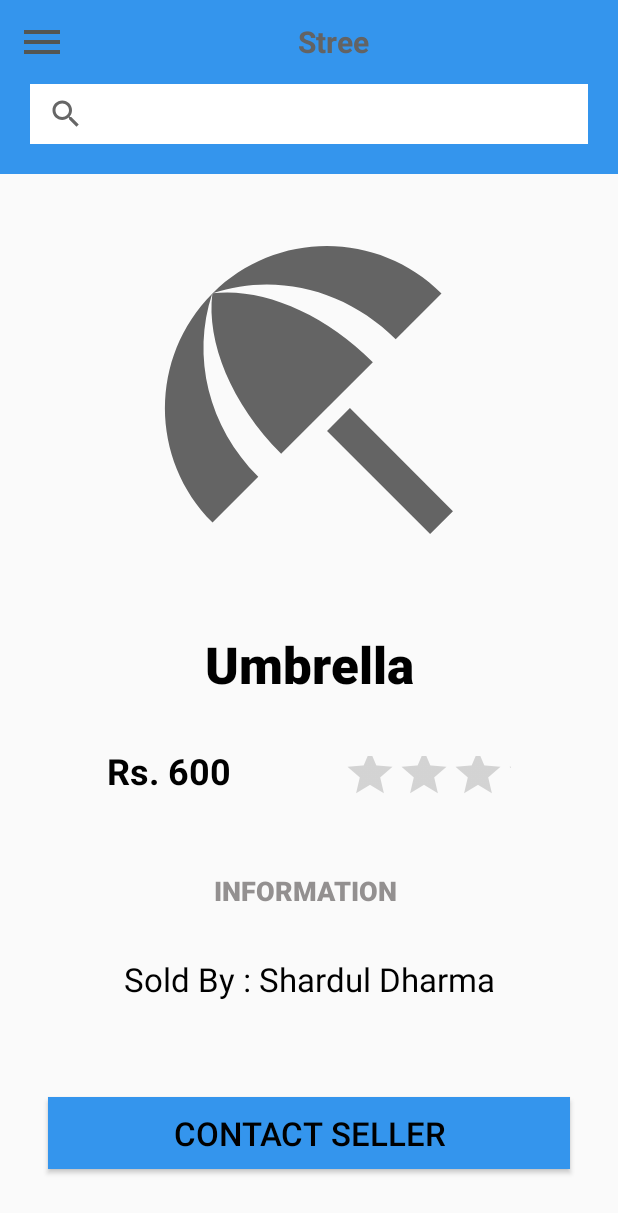
After one commit to shantanuhallur/mini-proj, an Android app: the productDetails screen opened directly, with no data from a screen before it, on a phone screen of 412 x 824 dp. The commit adds this screen. Shown: the top 1213 px of the screen. Run offline under Robolectric (Android 15) with nearby library versions, the phone set to English and light mode, and no system bars.

Commit message:
Product Details

```diff
--- a/app/build.gradle
+++ b/app/build.gradle
@@ -37,7 +37,7 @@ dependencies {
     implementation 'com.google.firebase:firebase-auth'
     implementation 'com.google.firebase:firebase-firestore'
     implementation 'androidx.cardview:cardview:1.0.0'
-
+    implementation 'com.google.firebase:firebase-firestore:22.0.0'
     testImplementation 'junit:junit:4.12'
     androidTestImplementation 'androidx.test.ext:junit:1.1.2'
     androidTestImplementation 'androidx.test.espresso:espresso-core:3.3.0'
--- a/app/src/main/AndroidManifest.xml
+++ b/app/src/main/AndroidManifest.xml
@@ -11,7 +11,8 @@
         android:roundIcon="@mipmap/ic_launcher_round"
         android:supportsRtl="true"
         android:theme="@style/AppTheme">
-        <activity android:name=".SellerView"></activity>
+        <activity android:name=".productDetails"></activity>
+        <activity android:name=".SellerView" />
         <activity android:name=".AddBusiness" />
         <activity android:name=".AddProduct" />
         <activity android:name=".SignUp" />
--- a/app/src/main/java/com/ssst/stree/Financial.java
+++ b/app/src/main/java/com/ssst/stree/Financial.java
@@ -1,94 +1,6 @@
-//package com.ssst.stree;
-//
-//import androidx.appcompat.app.AppCompatActivity;
-//import androidx.drawerlayout.widget.DrawerLayout;
-//
-//import android.os.Bundle;
-//import android.util.Log;
-//import android.view.View;
-//import android.widget.TextView;
-//import android.widget.Toast;
-//
-//import com.google.firebase.auth.FirebaseAuth;
-//import com.google.firebase.auth.FirebaseUser;
-//
-//public class Financial extends AppCompatActivity {
-//
-//    //Initialize variable
-//    private DrawerLayout drawerLayout;
-//    private TextView profile;
-//
-//    @Override
-//    protected void onCreate(Bundle savedInstanceState) {
-//        super.onCreate(savedInstanceState);
-//        setContentView(R.layout.activity_financial);
-//
-//        //Assign Variable
-//        drawerLayout = findViewById(R.id.drawer_layout);
-//        profile = findViewById(R.id.profile);
-//    }
-//
-//    public void ClickMenu(View view){
-//        //Open Drawer
-//        MainActivity.openDrawer(drawerLayout);
-//    }
-//
-//    public void ClickProfile(View view){
-//        //Close Drawer
-//        MainActivity.closeDrawer(drawerLayout);
-//    }
-//
-//    public void ClickHome(View view){
-//        //Redirect activity to Home
-//        MainActivity.redirectActivity(this, MainActivity.class);
-//    }
-//
-//    public void ClickLanguage(View view){
-//        //Recreate this activity with different Language
-//        //recreate();
-//    }
-//
-//    public void ClickOrders(View view){
-//        //Redirect activity to Your Orders xml
-//        //MainActivity.redirectActivity(this, SkillDevelopment.class);
-//    }
-//
-//    public void ClickCart(View view){
-//        //Redirect activity to Your Cart xml
-//        //MainActivity.redirectActivity(this, SkillDevelopment.class);
-//    }
-//
-//    public void ClickSell(View view){
-//        //redirect Activity Seller
-//        MainActivity.redirectActivity(this, Problems.class);
-//    }
-//
-//    @Override
-//    protected void onPause() {
-//        super.onPause();
-//        //Close Drawer
-//        MainActivity.closeDrawer(drawerLayout);
-//    }
-//
-//    @Override
-//    protected void onResume() {
-//        super.onResume();
-//        displayName();
-//    }
-//
-//    private void displayName() {
-//        FirebaseUser user = FirebaseAuth.getInstance().getCurrentUser();
-//        if(user != null) {
-//            profile.setText(user.getEmail());
-//        }else {
-//            profile.setText("Your Profile");
-//        }
-//    }
-//}
-
-
 package com.ssst.stree;
 
+import androidx.annotation.NonNull;
 import androidx.annotation.RequiresApi;
 import androidx.appcompat.app.AppCompatActivity;
 import androidx.drawerlayout.widget.DrawerLayout;
@@ -101,9 +13,12 @@ import android.util.Log;
 import android.view.View;
 import android.widget.TextView;
 
+import com.google.android.gms.tasks.OnCompleteListener;
 import com.google.android.gms.tasks.OnSuccessListener;
+import com.google.android.gms.tasks.Task;
 import com.google.firebase.auth.FirebaseAuth;
 import com.google.firebase.auth.FirebaseUser;
+import com.google.firebase.firestore.CollectionReference;
 import com.google.firebase.firestore.FirebaseFirestore;
 import com.google.firebase.firestore.QueryDocumentSnapshot;
 import com.google.firebase.firestore.QuerySnapshot;
@@ -131,9 +46,11 @@ public class Financial extends AppCompatActivity {
             MainActivity.redirectActivity(this,SignIn.class);
         }
 
+        FirebaseFirestore db = FirebaseFirestore.getInstance();
+
         productList = new ArrayList<>();
 
-        //Temp products
+//        //Temp products
         productList.add(
                 new Product(
                         "Apple MacBook Air Core i5 5th Gen - (8 GB/128 GB SSD/Mac OS Sierra)",
@@ -155,6 +72,39 @@ public class Financial extends AppCompatActivity {
                         "ABC",
                         "ABC"));
 
+//        db.collection("products")
+//                .get()
+//                .addOnCompleteListener(new OnCompleteListener<QuerySnapshot>() {
+//                    @Override
+//                    public void onComplete(@NonNull Task<QuerySnapshot> task) {
+//                        if (task.isSuccessful()) {
+//                            for (QueryDocumentSnapshot document : task.getResult()) {
+//                                Log.d("Financial", document.getId() + " => " + document.getData());
+//                            }
+//                        } else {
+//                            Log.w("Financial", "Error getting documents.", task.getException());
+//                        }
+//                    }
+//                });
+
+//        db.collection("products")
+//                .get()
+//                .addOnCompleteListener(new OnCompleteListener<QuerySnapshot>() {
+//                    @Override
+//                    public void onComplete(@NonNull Task<QuerySnapshot> task) {
+//                        if (task.isSuccessful()) {
+//                            for (QueryDocumentSnapshot document : task.getResult()) {
+//                                Log.d("Financial", document.getId() + " => " + document.getData());
+//                                //productList.add(document.getData());
+//                            }
+//                        } else {
+//                            Log.d("Financial", "Error getting documents: ", task.getException());
+//                        }
+//                    }
+//                });
+
+        //CollectionReference all_products = db.collection('products');
+
         recyclerView = findViewById(R.id.recyclerCustomerView);
         recyclerView.setHasFixedSize(true);
         recyclerView.setLayoutManager(new LinearLayoutManager(getApplicationContext()));
@@ -170,6 +120,11 @@ public class Financial extends AppCompatActivity {
         drawerLayout = findViewById(R.id.drawer_layout);
         profile = findViewById(R.id.profile);
     }
+
+//    public void showDetails(View view){
+//        //show product details
+//        MainActivity.redirectActivity(this, productDetails.class);
+//    }
 
     public void ClickMenu(View view){
         //Open Drawer
--- a/app/src/main/java/com/ssst/stree/SellerAdapter.java
+++ b/app/src/main/java/com/ssst/stree/SellerAdapter.java
@@ -4,8 +4,11 @@ import android.content.Context;
 
 import androidx.annotation.NonNull;
 import androidx.recyclerview.widget.RecyclerView;
+
+import android.content.Intent;
 import android.view.LayoutInflater;
 import android.view.View;
+import android.view.View.OnClickListener;
 import android.view.ViewGroup;
 import android.widget.ImageView;
 import android.widget.TextView;
@@ -73,7 +76,7 @@ public class SellerAdapter extends RecyclerView.Adapter<SellerAdapter.ProductVie
         private final TextView textViewPrice;
         private final ImageView imageView;
 
-        public ProductViewHolder(View itemView) {
+        public ProductViewHolder(final View itemView) {
             super(itemView);
 
             textViewTitle = itemView.findViewById(R.id.textViewTitle);
@@ -81,6 +84,14 @@ public class SellerAdapter extends RecyclerView.Adapter<SellerAdapter.ProductVie
             textViewRating = itemView.findViewById(R.id.textViewRating);
             textViewPrice = itemView.findViewById(R.id.textViewPrice);
             imageView = itemView.findViewById(R.id.imageView);
+
+            itemView.setOnClickListener(new OnClickListener(){
+
+                @Override
+                public void onClick(View view) {
+                    itemView.getContext().startActivity(new Intent(itemView.getContext(), productDetails.class));
+                }
+            });
         }
     }
 }
--- /dev/null
+++ b/app/src/main/java/com/ssst/stree/productDetails.java
@@ -0,0 +1,14 @@
+package com.ssst.stree;
+
+import androidx.appcompat.app.AppCompatActivity;
+
+import android.os.Bundle;
+
+public class productDetails extends AppCompatActivity {
+
+    @Override
+    protected void onCreate(Bundle savedInstanceState) {
+        super.onCreate(savedInstanceState);
+        setContentView(R.layout.activity_product_details);
+    }
+}
--- /dev/null
+++ b/app/src/main/res/drawable/ic_baseline_beach_access_24.xml
@@ -0,0 +1,5 @@
+<vector android:height="200dp" android:tint="?attr/colorControlNormal"
+    android:viewportHeight="24" android:viewportWidth="24"
+    android:width="200dp" xmlns:android="http://schemas.android.com/apk/res/android">
+    <path android:fillColor="@android:color/white" android:pathData="M13.127,14.56l1.43,-1.43 6.44,6.443L19.57,21zM17.42,8.83l2.86,-2.86c-3.95,-3.95 -10.35,-3.96 -14.3,-0.02 3.93,-1.3 8.31,-0.25 11.44,2.88zM5.95,5.98c-3.94,3.95 -3.93,10.35 0.02,14.3l2.86,-2.86C5.7,14.29 4.65,9.91 5.95,5.98zM5.97,5.96l-0.01,0.01c-0.38,3.01 1.17,6.88 4.3,10.02l5.73,-5.73c-3.13,-3.13 -7.01,-4.68 -10.02,-4.3z"/>
+</vector>
--- a/app/src/main/res/layout/activity_financial.xml
+++ b/app/src/main/res/layout/activity_financial.xml
@@ -1,11 +1,11 @@
 <?xml version="1.0" encoding="utf-8"?>
-<androidx.drawerlayout.widget.DrawerLayout
-    xmlns:android="http://schemas.android.com/apk/res/android"
+<androidx.drawerlayout.widget.DrawerLayout xmlns:android="http://schemas.android.com/apk/res/android"
     xmlns:app="http://schemas.android.com/apk/res-auto"
     xmlns:tools="http://schemas.android.com/tools"
+    android:id="@+id/drawer_layout"
     android:layout_width="match_parent"
     android:layout_height="match_parent"
-    android:id="@+id/drawer_layout"
+    android:background="#FFFFFF"
     tools:context=".Financial">
 
     <LinearLayout
@@ -13,15 +13,34 @@
         android:layout_height="match_parent"
         android:orientation="vertical">
 
-        <include
-            layout="@layout/main_toolbar"/>
+        <include layout="@layout/main_toolbar" />
+
+        <androidx.cardview.widget.CardView
+            android:layout_width="match_parent"
+            android:layout_height="60dp"
+            app:cardBackgroundColor="@color/colorPrimary"
+            app:cardCornerRadius="0dp"
+            app:cardElevation="0dp">
+
+            <androidx.appcompat.widget.SearchView
+                android:id="@+id/search"
+                android:layout_width="match_parent"
+                android:layout_height="40dp"
+                android:layout_marginLeft="20dp"
+                android:layout_marginRight="20dp"
+                android:layout_marginBottom="20dp"
+                android:background="@color/white">
+
+            </androidx.appcompat.widget.SearchView>
+
+        </androidx.cardview.widget.CardView>
 
         <androidx.recyclerview.widget.RecyclerView
             android:id="@+id/recyclerCustomerView"
             android:layout_width="match_parent"
             android:layout_height="match_parent"
             tools:layout_editor_absoluteX="157dp"
-            tools:layout_editor_absoluteY="245dp"/>
+            tools:layout_editor_absoluteY="245dp" />
 
     </LinearLayout>
 
@@ -31,8 +50,7 @@
         android:layout_gravity="start"
         android:background="@color/colorPrimary">
 
-        <include
-            layout="@layout/customer_drawable"/>
+        <include layout="@layout/customer_drawable" />
 
     </RelativeLayout>
 
--- /dev/null
+++ b/app/src/main/res/layout/activity_product_details.xml
@@ -0,0 +1,152 @@
+<?xml version="1.0" encoding="utf-8"?>
+<androidx.constraintlayout.widget.ConstraintLayout xmlns:android="http://schemas.android.com/apk/res/android"
+    xmlns:app="http://schemas.android.com/apk/res-auto"
+    xmlns:tools="http://schemas.android.com/tools"
+    android:layout_width="match_parent"
+    android:layout_height="match_parent"
+    tools:context=".productDetails">
+
+    <androidx.core.widget.NestedScrollView
+        android:layout_width="match_parent"
+        android:layout_height="match_parent"
+        android:fillViewport="true">
+        <androidx.constraintlayout.widget.ConstraintLayout
+            android:layout_width="match_parent"
+            android:layout_height="wrap_content"
+            android:layout_marginBottom="32dp">
+                <LinearLayout
+                    android:id="@+id/linearLayout"
+                    android:layout_width="match_parent"
+                    android:layout_height="0dp"
+                    android:orientation="vertical"
+                    app:layout_constraintEnd_toEndOf="parent"
+                    app:layout_constraintStart_toStartOf="parent"
+                    app:layout_constraintTop_toTopOf="parent">
+
+                    <include layout="@layout/main_toolbar" />
+
+                    <androidx.cardview.widget.CardView
+                        android:id="@+id/search_card"
+                        android:layout_width="match_parent"
+                        android:layout_height="60dp"
+                        app:cardBackgroundColor="@color/colorPrimary"
+                        app:cardCornerRadius="0dp"
+                        app:cardElevation="0dp">
+
+                        <androidx.appcompat.widget.SearchView
+                            android:id="@+id/search"
+                            android:layout_width="match_parent"
+                            android:layout_height="40dp"
+                            android:layout_marginLeft="20dp"
+                            android:layout_marginRight="20dp"
+                            android:layout_marginBottom="20dp"
+                            android:background="@color/white">
+
+                        </androidx.appcompat.widget.SearchView>
+
+                    </androidx.cardview.widget.CardView>
+
+                </LinearLayout>
+
+                <ImageView
+                    android:id="@+id/pr_img"
+                    android:layout_width="313dp"
+                    android:layout_height="256dp"
+                    android:layout_marginStart="32dp"
+                    android:layout_marginLeft="32dp"
+                    android:layout_marginTop="16dp"
+                    android:layout_marginEnd="32dp"
+                    android:layout_marginRight="32dp"
+                    app:layout_constraintEnd_toEndOf="parent"
+                    app:layout_constraintStart_toStartOf="parent"
+                    app:layout_constraintTop_toBottomOf="@+id/linearLayout"
+                    app:srcCompat="@drawable/ic_baseline_beach_access_24" />
+
+                <TextView
+                    android:id="@+id/pr_name"
+                    android:layout_width="wrap_content"
+                    android:layout_height="wrap_content"
+                    android:layout_marginTop="32dp"
+                    android:fontFamily="sans-serif-black"
+                    android:text="Umbrella"
+                    android:textAppearance="@style/TextAppearance.AppCompat.Display1"
+                    android:textColor="#000000"
+                    android:textStyle="bold"
+                    app:layout_constraintEnd_toEndOf="parent"
+                    app:layout_constraintStart_toStartOf="parent"
+                    app:layout_constraintTop_toBottomOf="@+id/pr_img" />
+
+                <TextView
+                    android:id="@+id/pr_price"
+                    android:layout_width="86dp"
+                    android:layout_height="52dp"
+                    android:layout_marginTop="32dp"
+                    android:text="Rs. 600"
+                    android:textAppearance="@style/TextAppearance.AppCompat.Large"
+                    android:textColor="#000000"
+                    android:textSize="24sp"
+                    android:textStyle="bold"
+                    app:layout_constraintEnd_toStartOf="@+id/pr_rating"
+                    app:layout_constraintHorizontal_bias="0.5"
+                    app:layout_constraintStart_toStartOf="parent"
+                    app:layout_constraintTop_toBottomOf="@+id/pr_name" />
+
+                <RatingBar
+                    android:id="@+id/pr_rating"
+                    style="@style/Widget.AppCompat.RatingBar.Indicator"
+                    android:layout_width="112dp"
+                    android:layout_height="50dp"
+                    android:layout_marginTop="32dp"
+                    android:max="5"
+                    app:layout_constraintEnd_toEndOf="parent"
+                    app:layout_constraintHorizontal_bias="0.5"
+                    app:layout_constraintStart_toEndOf="@+id/pr_price"
+                    app:layout_constraintTop_toBottomOf="@+id/pr_name" />
+
+                <TextView
+                    android:id="@+id/pr_seller_name"
+                    android:layout_width="wrap_content"
+                    android:layout_height="wrap_content"
+                    android:layout_marginTop="32dp"
+                    android:text="Sold By : Shardul Dharma"
+                    android:textAppearance="@style/TextAppearance.AppCompat.Large"
+                    android:textColor="#000000"
+                    app:layout_constraintEnd_toEndOf="parent"
+                    app:layout_constraintStart_toStartOf="parent"
+                    app:layout_constraintTop_toBottomOf="@+id/pr_info" />
+
+            <Button
+                android:id="@+id/pr_button"
+                android:layout_width="0dp"
+                android:layout_height="wrap_content"
+                android:layout_marginStart="32dp"
+                android:layout_marginLeft="32dp"
+                android:layout_marginTop="64dp"
+                android:layout_marginEnd="32dp"
+                android:layout_marginRight="32dp"
+                android:background="@color/colorPrimary"
+                android:fontFamily="sans-serif-medium"
+                android:text="@string/contact_seller"
+                android:textColor="#000000"
+                android:textSize="22sp"
+                app:layout_constraintEnd_toEndOf="parent"
+                app:layout_constraintStart_toStartOf="parent"
+                app:layout_constraintTop_toBottomOf="@+id/pr_seller_name" />
+
+            <TextView
+                android:id="@+id/pr_info"
+                android:layout_width="wrap_content"
+                android:layout_height="wrap_content"
+                android:layout_marginTop="32dp"
+                android:fontFamily="sans-serif-black"
+                android:text="INFORMATION "
+                android:textAppearance="@style/TextAppearance.AppCompat.Medium"
+                android:textColor="#939090"
+                android:textSize="18sp"
+                app:layout_constraintEnd_toEndOf="parent"
+                app:layout_constraintStart_toStartOf="parent"
+                app:layout_constraintTop_toBottomOf="@+id/pr_price" />
+        </androidx.constraintlayout.widget.ConstraintLayout>
+    </androidx.core.widget.NestedScrollView>
+
+</androidx.constraintlayout.widget.ConstraintLayout>
--- a/app/src/main/res/layout/main_toolbar.xml
+++ b/app/src/main/res/layout/main_toolbar.xml
@@ -6,7 +6,8 @@
     android:layout_height="wrap_content"
     android:orientation="horizontal"
     android:padding="12dp"
-    android:gravity="center_vertical">
+    android:gravity="center_vertical"
+    android:background="@color/colorPrimary">
 
     <ImageView
         android:layout_width="wrap_content"
--- a/app/src/main/res/layout/seller_view_card.xml
+++ b/app/src/main/res/layout/seller_view_card.xml
@@ -8,6 +8,9 @@
         android:layout_width="match_parent"
         android:layout_height="wrap_content"
         android:layout_margin="5dp">
+<!--        android:clickable="true"-->
+<!--        android:onClick="showDetails"-->
+<!--        android:focusable="true">-->
 
         <RelativeLayout
             android:layout_width="match_parent"
@@ -24,54 +27,55 @@
                 android:id="@+id/textViewTitle"
                 android:layout_width="wrap_content"
                 android:layout_height="wrap_content"
+                android:layout_marginStart="5dp"
                 android:layout_marginLeft="5dp"
+                android:layout_toEndOf="@id/imageView"
                 android:layout_toRightOf="@id/imageView"
+                android:onClick="showDetails"
                 android:text="@string/apple_macbook_air_core_i5_5th_gen_8_gb_128_gb_ssd_mac_os_sierra"
                 android:textAppearance="@style/Base.TextAppearance.AppCompat.Small"
-                android:textColor="#000000"
-                android:layout_toEndOf="@id/imageView"
-                android:layout_marginStart="5dp" />
+                android:textColor="#000000" />
 
             <TextView
                 android:id="@+id/textViewShortDesc"
                 android:layout_width="wrap_content"
                 android:layout_height="wrap_content"
                 android:layout_below="@id/textViewTitle"
+                android:layout_marginStart="5dp"
                 android:layout_marginLeft="5dp"
                 android:layout_marginTop="5dp"
+                android:layout_toEndOf="@id/imageView"
                 android:layout_toRightOf="@id/imageView"
                 android:text="@string/_13_3_inch_256_gb"
-                android:textAppearance="@style/Base.TextAppearance.AppCompat.Small"
-                android:layout_toEndOf="@id/imageView"
-                android:layout_marginStart="5dp" />
+                android:textAppearance="@style/Base.TextAppearance.AppCompat.Small" />
 
             <TextView
                 android:id="@+id/textViewRating"
                 android:layout_width="wrap_content"
                 android:layout_height="wrap_content"
                 android:layout_below="@id/textViewShortDesc"
+                android:layout_marginStart="5dp"
                 android:layout_marginLeft="5dp"
                 android:layout_marginTop="5dp"
+                android:layout_toEndOf="@id/imageView"
                 android:layout_toRightOf="@id/imageView"
                 android:text="@string/laptop_best_laptop"
                 android:textAppearance="@style/Base.TextAppearance.AppCompat.Small"
-                android:textColor="#423F3F"
-                android:layout_toEndOf="@id/imageView"
-                android:layout_marginStart="5dp" />
+                android:textColor="#423F3F" />
 
             <TextView
                 android:id="@+id/textViewPrice"
                 android:layout_width="wrap_content"
                 android:layout_height="wrap_content"
                 android:layout_below="@id/textViewRating"
+                android:layout_marginStart="5dp"
                 android:layout_marginLeft="5dp"
                 android:layout_marginTop="5dp"
+                android:layout_toEndOf="@id/imageView"
                 android:layout_toRightOf="@id/imageView"
                 android:text="@string/inr_56990"
                 android:textAppearance="@style/Base.TextAppearance.AppCompat.Large"
-                android:textStyle="bold"
-                android:layout_marginStart="5dp"
-                android:layout_toEndOf="@id/imageView" />
+                android:textStyle="bold" />
 
         </RelativeLayout>
 
--- a/app/src/main/res/values/colors.xml
+++ b/app/src/main/res/values/colors.xml
@@ -1,9 +1,9 @@
 <?xml version="1.0" encoding="utf-8"?>
 <resources>
-    <color name="colorPrimary">#FFC0CB</color>
-    <color name="colorPrimaryDark">#F08080</color>
-    <color name="colorAccent">#EE82EE</color>
+    <color name="colorPrimary">#3495ED</color>
+    <color name="colorPrimaryDark">#3E7CFB</color>
+    <color name="colorAccent">#86AAF4</color>
     <color name="white">#ffffff</color>
-    <color name="darkypink">#C71585</color>
+    <color name="darkyblue">#204FAF</color>
     <color name="darkgray">#A9A9A9</color>
 </resources>
--- a/app/src/main/res/values/strings.xml
+++ b/app/src/main/res/values/strings.xml
@@ -22,4 +22,5 @@
     <string name="laptop_best_laptop">Laptop, Best Laptop</string>
     <string name="_13_3_inch_256_gb">13.3 Inch, 256 GB</string>
     <string name="apple_macbook_air_core_i5_5th_gen_8_gb_128_gb_ssd_mac_os_sierra">Apple MacBook Air Core i5 5th Gen - (8 GB/128 GB SSD/Mac OS Sierra)</string>
+    <string name="contact_seller">CONTACT  SELLER</string>
 </resources>
```
